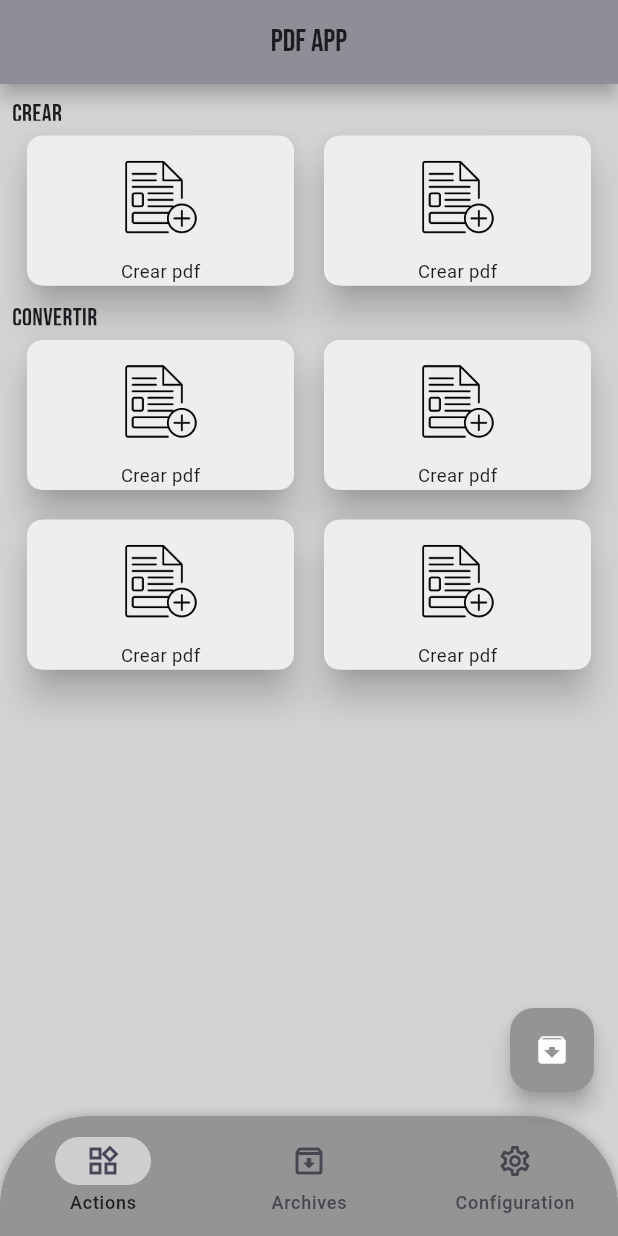
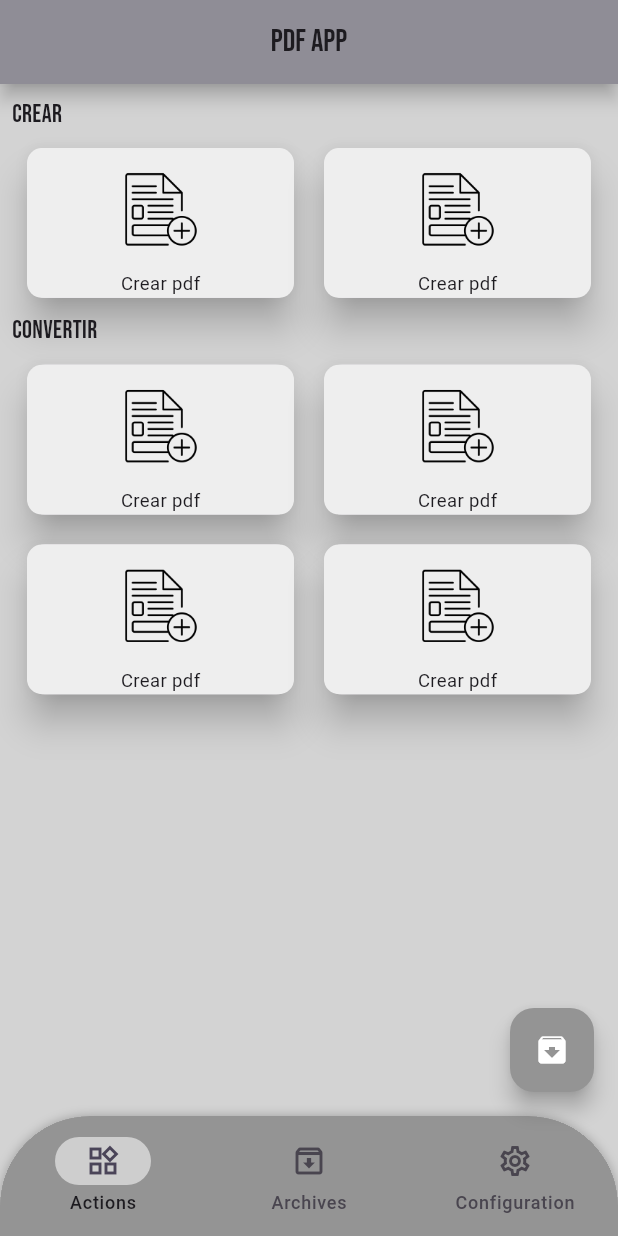
Before and after one commit to Kross26/app_pdf, a Flutter app: the screen it shows after launch, on a phone screen of 412 x 824 dp. Run offline on Flutter 3.47's test engine with Material 3 defaults, Android fonts, the phone set to English and light mode, and no system bars; our stand-ins replace go_router.

Commit message:
new functions added

```diff
--- a/lib/ui/pages/views/home_view.dart
+++ b/lib/ui/pages/views/home_view.dart
@@ -9,7 +9,8 @@ class HomeView extends StatelessWidget {
     double screenHeight = MediaQuery.of(context).size.height;
     return Scaffold(
       backgroundColor: const Color.fromRGBO(211, 211, 211, 1),
-      body: Padding(
+      body: SingleChildScrollView(
+        child: Padding(
           padding: const EdgeInsets.all(8.0),
           child: SizedBox(
             // height: screenHeight * 0.17,
@@ -19,7 +20,7 @@ class HomeView extends StatelessWidget {
                   children: [
                     SizedBox(
                       width: screenWidht * 0.10,
-                    height: screenHeight * 0.02,
+                      height: screenHeight * 0.03,
                       child: Text(
                         'CREAR',
                         style: TextStyle(
@@ -96,7 +97,7 @@ class HomeView extends StatelessWidget {
                   children: [
                     SizedBox(
                       width: screenWidht * 0.15,
-                    height: screenHeight * 0.02,
+                      height: screenHeight * 0.03,
                       child: Text(
                         'CONVERTIR',
                         style: TextStyle(
@@ -226,6 +227,7 @@ class HomeView extends StatelessWidget {
             ),
           ),
         ),
+      ),
     );
   }
 }
```
Lines whose indentation alone changed are shown as unchanged.
